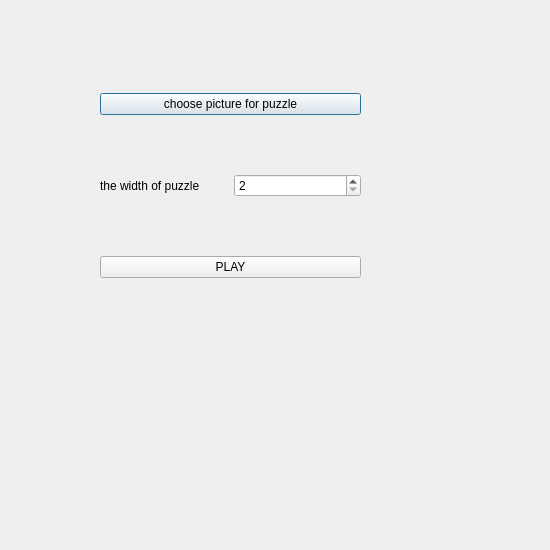
This is Sem2/lab1.2/newPuzzle/forpleasure.ui in Alina-Hryn/OOP as Qt 5 draws it before an edit. The edited form follows.
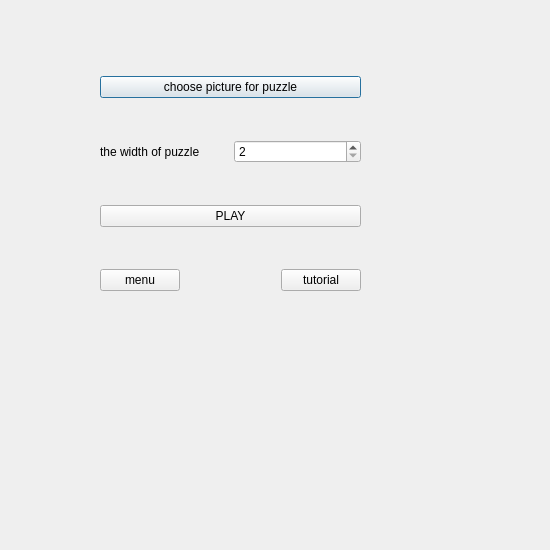
This is the edited form.

The edit to the form file:
```diff
--- a/Sem2/lab1.2/newPuzzle/forpleasure.ui
+++ b/Sem2/lab1.2/newPuzzle/forpleasure.ui
@@ -73,6 +73,37 @@
       </property>
      </widget>
     </item>
+    <item>
+     <layout class="QHBoxLayout" name="horizontalLayout">
+      <item>
+       <widget class="QPushButton" name="pushButton_4">
+        <property name="text">
+         <string>menu</string>
+        </property>
+       </widget>
+      </item>
+      <item>
+       <spacer name="horizontalSpacer">
+        <property name="orientation">
+         <enum>Qt::Horizontal</enum>
+        </property>
+        <property name="sizeHint" stdset="0">
+         <size>
+          <width>40</width>
+          <height>20</height>
+         </size>
+        </property>
+       </spacer>
+      </item>
+      <item>
+       <widget class="QPushButton" name="pushButton_3">
+        <property name="text">
+         <string>tutorial</string>
+        </property>
+       </widget>
+      </item>
+     </layout>
+    </item>
    </layout>
   </widget>
  </widget>
```
